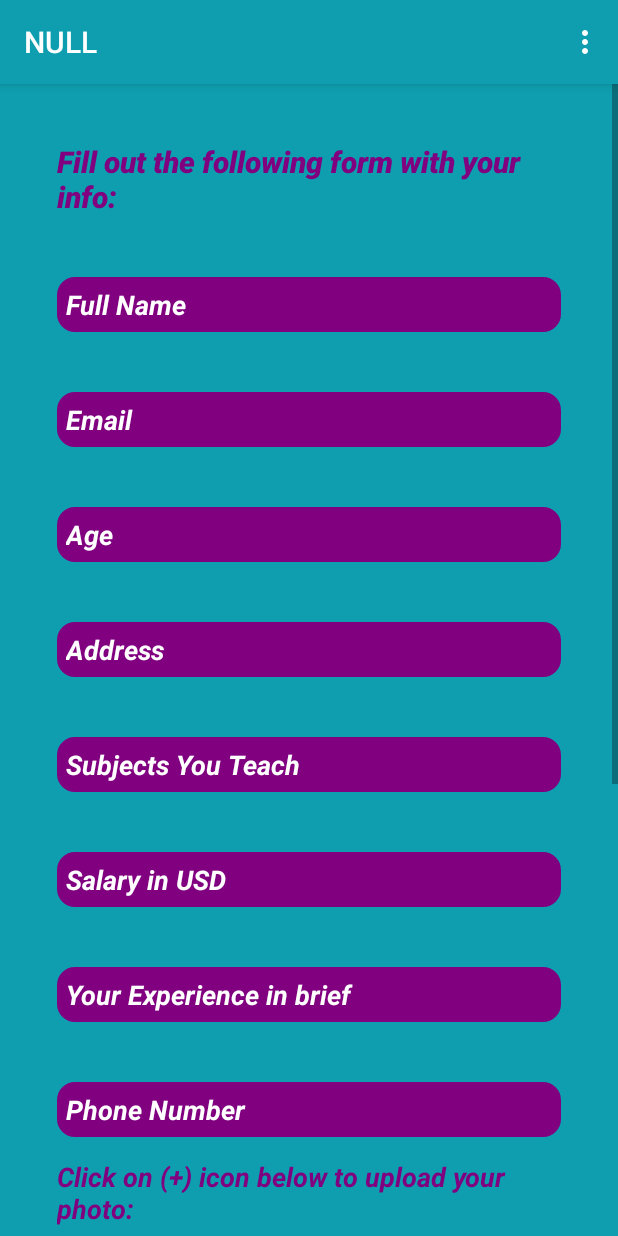
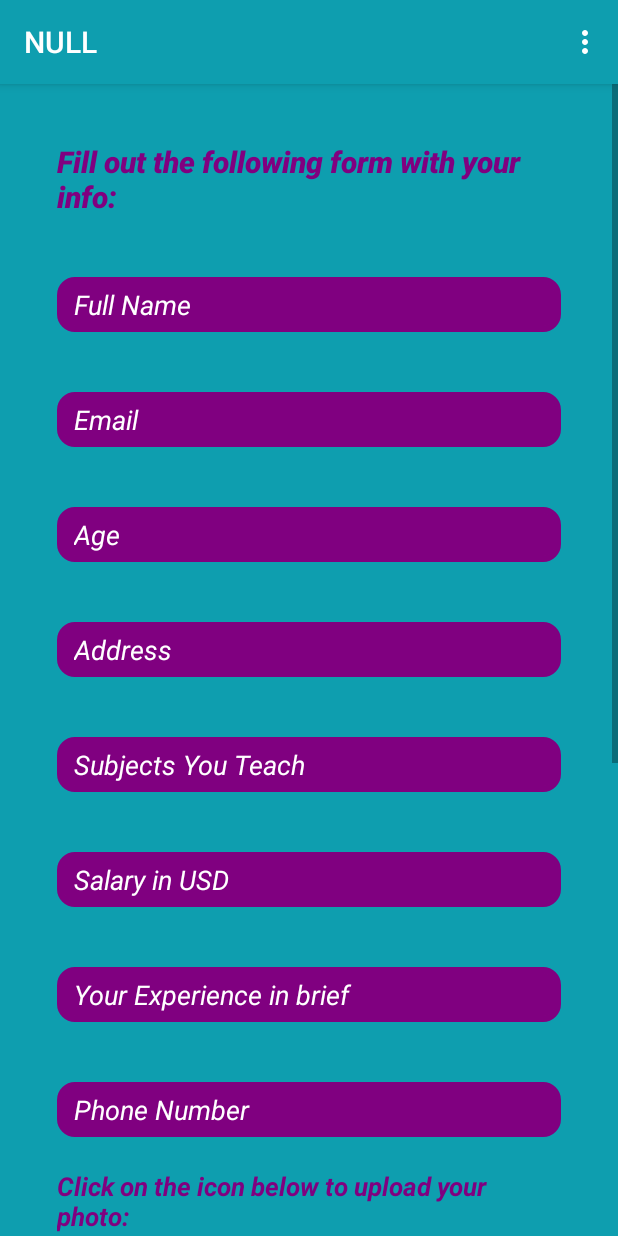
Before and after one commit to mahmoudsaadeh/TutorsApp, an Android app: the TeacherFormActivity screen opened directly, with no data from a screen before it, on a phone screen of 412 x 824 dp. Run offline under Robolectric (Android 15) with nearby library versions, the phone set to English and light mode, and no system bars; our stand-ins replace Firebase (no records; nobody signed in at launch, a user with empty details on screens opened directly); pictures from the network do not load; Roboto replaces fonts that are not available here.

Commit message:
bug fixes

```diff
--- a/app/src/main/java/com/example/ourapp/TeacherFormActivity.java
+++ b/app/src/main/java/com/example/ourapp/TeacherFormActivity.java
@@ -163,7 +163,7 @@ public class TeacherFormActivity extends AppCompatActivity {
         }
 
         startActivity(intent);
-        finish();
+        //finish();
     }
 
 
--- a/app/src/main/res/layout/activity_privacy_policy.xml
+++ b/app/src/main/res/layout/activity_privacy_policy.xml
@@ -83,6 +83,7 @@
                 android:lineSpacingExtra="8sp"
                 android:padding="15dp"
                 android:text="@string/changesToPPContent"
+                android:textColor="#FFFDFD"
                 android:textSize="18sp" />
 
             <TextView
--- a/app/src/main/res/layout/activity_splash_screen.xml
+++ b/app/src/main/res/layout/activity_splash_screen.xml
@@ -24,7 +24,7 @@
             android:layout_marginTop="25dp"
             android:layout_marginBottom="55dp"
             android:text="@string/welcome"
-            android:textColor="#800080"
+            android:textColor="#EFE3EF"
             android:textSize="25pt"
             android:textStyle="bold" />
 
--- a/app/src/main/res/layout/activity_teacher_form.xml
+++ b/app/src/main/res/layout/activity_teacher_form.xml
@@ -34,201 +34,202 @@
                 android:id="@+id/teacherNameET"
                 android:layout_width="match_parent"
                 android:layout_height="wrap_content"
-                android:hint="@string/teacherName"
+                android:layout_marginTop="60px"
                 android:background="@drawable/rounded_corners"
                 android:backgroundTint="#800080"
                 android:ems="10"
 
-                android:layout_marginTop="60px"
+                android:hint="@string/teacherName"
                 android:includeFontPadding="true"
                 android:inputType="textPersonName"
-                android:paddingLeft="6dp"
+                android:paddingLeft="11dp"
                 android:paddingTop="6dp"
                 android:paddingRight="6dp"
                 android:paddingBottom="6dp"
                 android:textColor="#FFFFFF"
                 android:textColorHint="#FFFFFF"
                 android:textSize="8pt"
-                android:textStyle="bold|italic"
+                android:textStyle="normal|italic"
                 tools:textColorHint="#ffffff" />
 
             <EditText
                 android:id="@+id/teacherEmailET"
                 android:layout_width="match_parent"
                 android:layout_height="wrap_content"
+                android:layout_marginTop="60px"
+                android:background="@drawable/rounded_corners"
+                android:backgroundTint="#800080"
                 android:ems="10"
                 android:hint="@string/teacherEmail"
+
+                android:includeFontPadding="true"
                 android:inputType="textEmailAddress"
-                android:background="@drawable/rounded_corners"
-                android:backgroundTint="#800080"
-
-                android:paddingLeft="6dp"
+                android:paddingLeft="11dp"
                 android:paddingTop="6dp"
                 android:paddingRight="6dp"
                 android:paddingBottom="6dp"
                 android:textColor="#FFFFFF"
                 android:textColorHint="#FFFFFF"
                 android:textSize="8pt"
-                android:textStyle="bold|italic"
-                tools:textColorHint="#ffffff"
-                android:includeFontPadding="true"
-                android:layout_marginTop="60px"/>
+                android:textStyle="normal|italic"
+                tools:textColorHint="#ffffff" />
 
             <EditText
                 android:id="@+id/teacherAge"
                 android:layout_width="match_parent"
                 android:layout_height="wrap_content"
+                android:layout_marginTop="60px"
+                android:background="@drawable/rounded_corners"
+                android:backgroundTint="#800080"
                 android:ems="10"
                 android:hint="@string/teacherAge"
+                android:includeFontPadding="true"
                 android:inputType="number"
+
                 android:maxLength="3"
                 android:numeric="integer"
-                android:background="@drawable/rounded_corners"
-                android:backgroundTint="#800080"
-
-                android:paddingLeft="6dp"
+                android:paddingLeft="11dp"
                 android:paddingTop="6dp"
                 android:paddingRight="6dp"
                 android:paddingBottom="6dp"
                 android:textColor="#FFFFFF"
                 android:textColorHint="#FFFFFF"
                 android:textSize="8pt"
-                android:textStyle="bold|italic"
-                tools:textColorHint="#ffffff"
-                android:includeFontPadding="true"
-                android:layout_marginTop="60px"/>
+                android:textStyle="normal|italic"
+                tools:textColorHint="#ffffff" />
 
             <EditText
                 android:id="@+id/teacherAddressET"
                 android:layout_width="match_parent"
                 android:layout_height="wrap_content"
+                android:layout_marginTop="60px"
+                android:background="@drawable/rounded_corners"
+                android:backgroundTint="#800080"
                 android:ems="10"
                 android:gravity="start|top"
                 android:hint="@string/teacherAddress"
+
+                android:includeFontPadding="true"
                 android:inputType="textMultiLine"
-                android:background="@drawable/rounded_corners"
-                android:backgroundTint="#800080"
-
-                android:paddingLeft="6dp"
+                android:paddingLeft="11dp"
                 android:paddingTop="6dp"
                 android:paddingRight="6dp"
                 android:paddingBottom="6dp"
                 android:textColor="#FFFFFF"
                 android:textColorHint="#FFFFFF"
                 android:textSize="8pt"
-                android:textStyle="bold|italic"
-                tools:textColorHint="#ffffff"
-                android:includeFontPadding="true"
-                android:layout_marginTop="60px"/>
+                android:textStyle="normal|italic"
+                tools:textColorHint="#ffffff" />
 
             <EditText
                 android:id="@+id/teacherSubjectsET"
                 android:layout_width="match_parent"
                 android:layout_height="wrap_content"
+                android:layout_marginTop="60px"
+                android:background="@drawable/rounded_corners"
+                android:backgroundTint="#800080"
                 android:ems="10"
                 android:gravity="start|top"
                 android:hint="@string/teacherSubjects"
+
+                android:includeFontPadding="true"
                 android:inputType="textMultiLine"
-                android:background="@drawable/rounded_corners"
-                android:backgroundTint="#800080"
-
-                android:paddingLeft="6dp"
+                android:paddingLeft="11dp"
                 android:paddingTop="6dp"
                 android:paddingRight="6dp"
                 android:paddingBottom="6dp"
                 android:textColor="#FFFFFF"
                 android:textColorHint="#FFFFFF"
                 android:textSize="8pt"
-                android:textStyle="bold|italic"
-                tools:textColorHint="#ffffff"
-                android:includeFontPadding="true"
-                android:layout_marginTop="60px"/>
+                android:textStyle="normal|italic"
+                tools:textColorHint="#ffffff" />
 
             <EditText
                 android:id="@+id/teacherSalaryET"
                 android:layout_width="match_parent"
                 android:layout_height="wrap_content"
+                android:layout_marginTop="60px"
+                android:background="@drawable/rounded_corners"
+                android:backgroundTint="#800080"
                 android:ems="10"
                 android:hint="@string/teacherSalary"
+                android:includeFontPadding="true"
+
                 android:inputType="number"
                 android:numeric="decimal"
-                android:background="@drawable/rounded_corners"
-                android:backgroundTint="#800080"
-
-                android:paddingLeft="6dp"
+                android:paddingLeft="11dp"
                 android:paddingTop="6dp"
                 android:paddingRight="6dp"
                 android:paddingBottom="6dp"
                 android:textColor="#FFFFFF"
                 android:textColorHint="#FFFFFF"
                 android:textSize="8pt"
-                android:textStyle="bold|italic"
-                tools:textColorHint="#ffffff"
-                android:includeFontPadding="true"
-                android:layout_marginTop="60px"/>
+                android:textStyle="normal|italic"
+                tools:textColorHint="#ffffff" />
 
             <EditText
                 android:id="@+id/teacherExperienceET"
                 android:layout_width="match_parent"
                 android:layout_height="wrap_content"
+                android:layout_marginTop="60px"
+                android:background="@drawable/rounded_corners"
+                android:backgroundTint="#800080"
                 android:ems="10"
                 android:gravity="start|top"
                 android:hint="@string/teacherExperience"
+
+                android:includeFontPadding="true"
                 android:inputType="textMultiLine"
-                android:background="@drawable/rounded_corners"
-                android:backgroundTint="#800080"
-
-                android:paddingLeft="6dp"
+                android:paddingLeft="11dp"
                 android:paddingTop="6dp"
                 android:paddingRight="6dp"
                 android:paddingBottom="6dp"
                 android:textColor="#FFFFFF"
                 android:textColorHint="#FFFFFF"
                 android:textSize="8pt"
-                android:textStyle="bold|italic"
-                tools:textColorHint="#ffffff"
-                android:includeFontPadding="true"
-                android:layout_marginTop="60px"/>
+                android:textStyle="normal|italic"
+                tools:textColorHint="#ffffff" />
 
             <EditText
                 android:id="@+id/teacherPhoneNumET"
                 android:layout_width="match_parent"
                 android:layout_height="wrap_content"
+                android:layout_marginTop="60px"
+                android:background="@drawable/rounded_corners"
+                android:backgroundTint="#800080"
                 android:ems="10"
                 android:hint="@string/teacherPhoneNum"
+                android:includeFontPadding="true"
+
                 android:inputType="numberSigned"
                 android:numeric="integer"
-                android:background="@drawable/rounded_corners"
-                android:backgroundTint="#800080"
-
-                android:paddingLeft="6dp"
+                android:paddingLeft="11dp"
                 android:paddingTop="6dp"
                 android:paddingRight="6dp"
                 android:paddingBottom="6dp"
                 android:textColor="#FFFFFF"
                 android:textColorHint="#FFFFFF"
                 android:textSize="8pt"
-                android:textStyle="bold|italic"
-                tools:textColorHint="#ffffff"
-                android:includeFontPadding="true"
-                android:layout_marginTop="60px"/>
+                android:textStyle="normal|italic"
+                tools:textColorHint="#ffffff" />
 
             <TextView
                 android:id="@+id/uploadImageTextView"
                 android:layout_width="match_parent"
                 android:layout_height="wrap_content"
-                android:layout_marginTop="21px"
-                android:layout_marginBottom="21px"
+                android:layout_marginTop="31px"
+                android:layout_marginBottom="28px"
                 android:text="@string/uploadImageTextView"
-                android:textSize="18sp"
                 android:textColor="#800080"
+                android:textSize="17sp"
 
-                android:textStyle="bold|italic"/>
+                android:textStyle="bold|italic" />
 
             <ImageView
                 android:id="@+id/teacherPhotoImageView"
                 android:layout_width="match_parent"
                 android:layout_height="216dp"
+                android:layout_marginBottom="17px"
                 android:contentDescription="@string/teacherPhotoImageView"
                 android:onClick="openGallery"
                 android:textDirection="firstStrongRtl"
@@ -238,44 +239,43 @@
                 android:id="@+id/chooseLocationTextView"
                 android:layout_width="match_parent"
                 android:layout_height="wrap_content"
-                android:layout_marginTop="11px"
+                android:layout_marginTop="12px"
                 android:text="@string/chooseLocationTextView"
-                android:textSize="18sp"
                 android:textColor="#800080"
+                android:textSize="17sp"
 
-                android:textStyle="bold|italic"/>
+                android:textStyle="bold|italic" />
 
             <TextView
                 android:id="@+id/yourChosenLocation"
                 android:layout_width="match_parent"
                 android:layout_height="wrap_content"
                 android:layout_marginStart="21px"
-                android:layout_marginTop="15px"
-                android:layout_marginBottom="11px"
+                android:layout_marginTop="22px"
+                android:layout_marginBottom="35px"
                 android:text="@string/yourChosenLocation"
-                android:textColor="#800080"
-                android:textSize="16sp"
-                android:textStyle="bold|italic"/>
+                android:textColor="#FFFFFF"
+                android:textSize="15sp"
+                android:textStyle="bold|italic" />
 
             <Button
                 android:id="@+id/goToMapButton"
                 android:layout_width="match_parent"
                 android:layout_height="wrap_content"
-                android:onClick="goToMap"
-                android:text="@string/goToMapButton"
-                android:layout_marginBottom="25dp"
+                android:layout_marginBottom="15dp"
                 android:background="@drawable/rounded_corners"
                 android:fontFamily="sans-serif-black"
+                android:onClick="goToMap"
+                android:paddingLeft="6dp"
 
-                android:paddingLeft="6dp"
                 android:paddingTop="6dp"
                 android:paddingRight="6dp"
                 android:paddingBottom="6dp"
                 android:shadowColor="#FFFFFF"
+                android:text="@string/goToMapButton"
                 android:textColor="#ffffff"
-                android:textSize="9pt"
-                android:textStyle="bold"
-                tools:shadowColor="#FFFFFF"/>
+                android:textSize="7pt"
+                tools:shadowColor="#FFFFFF" />
 
             <Button
                 android:id="@+id/submitTutorInfoBtn"
@@ -283,23 +283,19 @@
                 android:layout_height="wrap_content"
                 android:layout_gravity="center"
                 android:layout_marginTop="25px"
-                android:onClick="submitForm"
-                android:text="@string/submitTutorInfoBtn"
-                android:layout_marginBottom="25dp"
+                android:layout_marginBottom="15dp"
                 android:background="@drawable/rounded_corners"
                 android:fontFamily="sans-serif-black"
+                android:onClick="submitForm"
 
-                android:paddingLeft="6dp"
-
-                android:paddingTop="6dp"
-                android:paddingRight="6dp"
-                android:paddingBottom="6dp"
+                android:padding="31px"
                 android:shadowColor="#FFFFFF"
 
+                android:text="@string/submitTutorInfoBtn"
                 android:textColor="#ffffff"
-                android:textSize="9pt"
-                android:textStyle="bold"
-                tools:shadowColor="#FFFFFF"/>
+                android:textSize="8pt"
+                android:textStyle="normal"
+                tools:shadowColor="#FFFFFF" />
 
         </LinearLayout>
 
--- a/app/src/main/res/values/strings.xml
+++ b/app/src/main/res/values/strings.xml
@@ -66,7 +66,7 @@
     <string name="teacherSalary">Salary in USD</string>
     <string name="teacherExperience">Your Experience in brief</string>
     <string name="teacherPhoneNum">Phone Number</string>
-    <string name="uploadImageTextView">Click on (+) icon below to upload your photo:</string>
+    <string name="uploadImageTextView">Click on the icon below to upload your photo:</string>
     <string name="teacherPhotoImageView">Upload Your Photo Here</string>
     <string name="chooseLocationTextView">Select your location:</string>
     <string name="yourChosenLocation">Your Location</string>
```
Also changed, not shown: app/src/main/java/com/example/ourapp/MainActivityLogin.java (+30 -2 lines), app/src/main/java/com/example/ourapp/MainActivitySignUp.java (+31 -2 lines), app/src/main/res/layout/activity_main.xml (+13 -8 lines), app/src/main/res/layout/activity_main_sign_up.xml (+17 -17 lines), app/src/main/res/layout/activity_reset_password.xml (+8 -13 lines), app/src/main/res/layout/list_item_layout.xml (+4 -4 lines).
